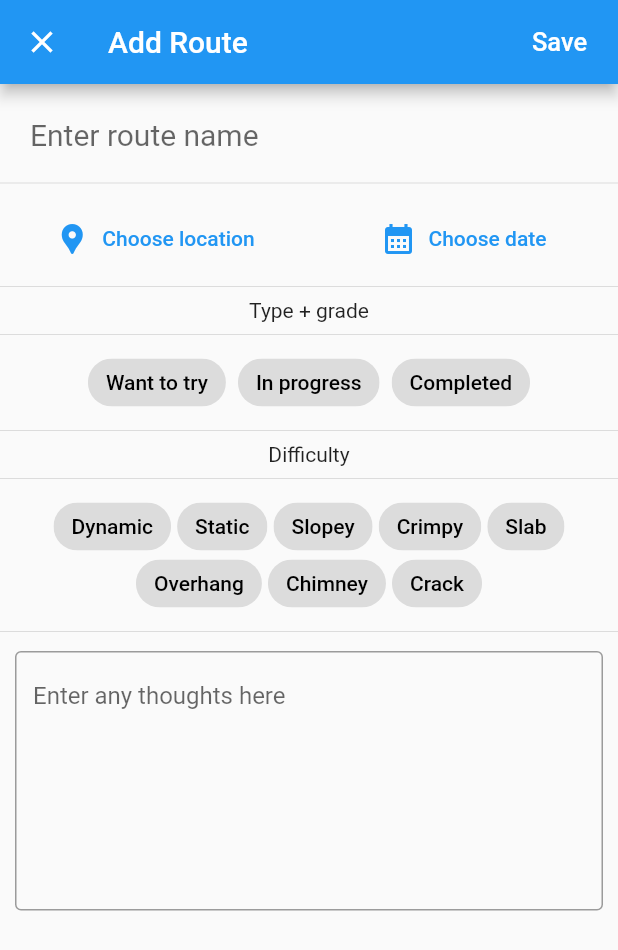
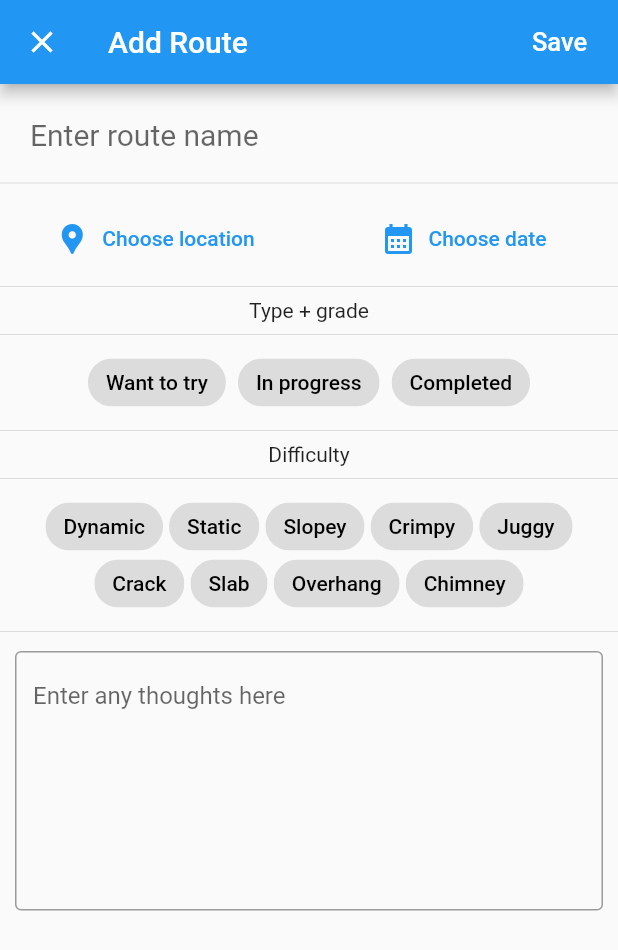
Before and after one commit to Redpoint-app/Redpoint, a Flutter app: the AddPage screen opened directly, on a phone screen of 412 x 824 dp. Shown: the top 950 px of the screen. Run offline on Flutter 3.47's test engine with Material 2 defaults, Android fonts, the phone set to English and light mode, and no system bars.

Commit message:
updated tags

```diff
--- a/lib/pages/add_page.dart
+++ b/lib/pages/add_page.dart
@@ -27,10 +27,11 @@ final tagOptions = [
   Tag("Static"),
   Tag("Slopey"),
   Tag("Crimpy"),
+  Tag("Juggy"),
+  Tag("Crack"),
   Tag("Slab"),
   Tag("Overhang"),
   Tag("Chimney"),
-  Tag("Crack"),
 ];
 
 const int maxTags = 5;
```
